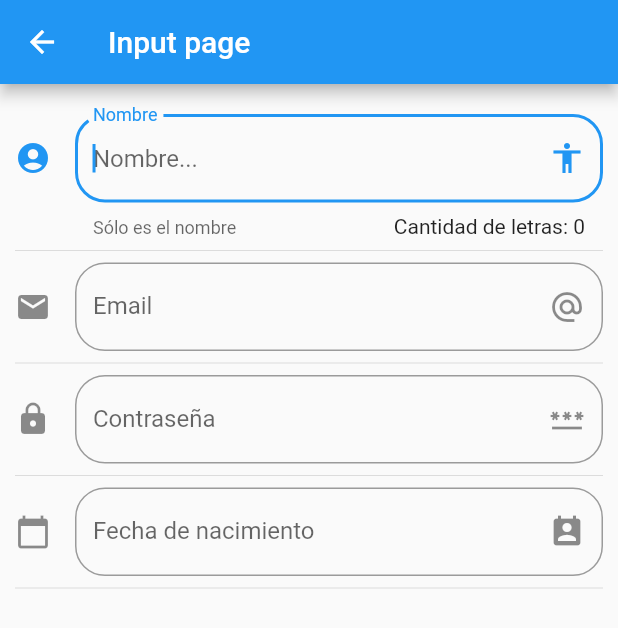
After one commit to feguedi/componentes-flutter, a Flutter app: the InputPage screen opened by its route, on a phone screen of 412 x 824 dp. The commit adds this screen. Shown: the top 628 px of the screen. Run offline on Flutter 3.47's test engine with Material 2 defaults, Android fonts, the phone set to English and light mode, and no system bars; network calls fail.

Commit message:
CircleAvatars - Contenedor animado - Inputs (email, date, password)

```diff
--- a/lib/main.dart
+++ b/lib/main.dart
@@ -1,6 +1,6 @@
-import 'package:componentes/src/routes/routes.dart';
 import 'package:flutter/material.dart';
 
+import 'package:componentes/src/routes/routes.dart';
 // import 'package:componentes/src/pages/home_temp.dart';
 import 'package:componentes/src/pages/alert_page.dart';
 
--- /dev/null
+++ b/lib/src/pages/input_page.dart
@@ -0,0 +1,141 @@
+import 'package:flutter/material.dart';
+
+class InputPage extends StatefulWidget {
+  @override
+  _InputPageState createState() => _InputPageState();
+}
+
+class _InputPageState extends State<InputPage> {
+  String _nombre = '';
+  String _email = '';
+  String _fecha = '';
+
+  TextEditingController _inputFieldDateController = new TextEditingController();
+
+  @override
+  Widget build(BuildContext context) {
+    return Scaffold(
+      appBar: AppBar(
+        title: Text('Input page'),
+      ),
+      body: ListView(
+        padding: EdgeInsets.symmetric(horizontal: 10, vertical: 20),
+        children: [
+          _crearInput(),
+          Divider(),
+          _crearEmail(),
+          Divider(),
+          _crearPassword(),
+          Divider(),
+          _crearFecha(context),
+          Divider(),
+          _crearPersona(),
+        ],
+      ),
+    );
+  }
+
+  Widget _crearInput() {
+    return TextField(
+      autofocus: true,
+      textCapitalization: TextCapitalization.words,
+      decoration: InputDecoration(
+        border: OutlineInputBorder(borderRadius: BorderRadius.circular(20.0)),
+        counter: Text('Cantidad de letras: ${_nombre.length}'),
+        hintText: 'Nombre...',
+        labelText: 'Nombre',
+        helperText: 'Sólo es el nombre',
+        suffixIcon: Icon(Icons.accessibility),
+        icon: Icon(Icons.account_circle),
+      ),
+      onChanged: (valor) {
+        setState(() {
+          _nombre = valor;
+        });
+      },
+    );
+  }
+
+  Widget _crearPersona() {
+    return ListTile(
+      title: Text(_nombre),
+      subtitle: Text(_email),
+    );
+  }
+
+  Widget _crearEmail() {
+    return TextField(
+      keyboardType: TextInputType.emailAddress,
+      decoration: InputDecoration(
+        border: OutlineInputBorder(borderRadius: BorderRadius.circular(20.0)),
+        hintText: 'Email...',
+        labelText: 'Email',
+        suffixIcon: Icon(Icons.alternate_email),
+        icon: Icon(Icons.email),
+      ),
+      onChanged: (valor) {
+        setState(() {
+          _email = valor;
+        });
+      },
+    );
+  }
+
+  Widget _crearPassword() {
+    return TextField(
+      obscureText: true,
+      decoration: InputDecoration(
+        border: OutlineInputBorder(
+          borderRadius: BorderRadius.circular(20.0),
+        ),
+        hintText: 'Contraseña',
+        labelText: 'Contraseña',
+        suffixIcon: Icon(Icons.password),
+        icon: Icon(Icons.lock),
+      ),
+    );
+  }
+
+  Widget _crearFecha(BuildContext context) {
+    return TextField(
+      enableInteractiveSelection: false,
+      controller: _inputFieldDateController,
+      decoration: InputDecoration(
+        border: OutlineInputBorder(
+          borderRadius: BorderRadius.circular(20.0),
+        ),
+        hintText: 'Fecha de nacimiento',
+        labelText: 'Fecha de nacimiento',
+        suffixIcon: Icon(Icons.perm_contact_calendar),
+        icon: Icon(Icons.calendar_today),
+      ),
+      onTap: () {
+        FocusScope.of(context).requestFocus(new FocusNode());
+        _seleccionarFecha(context);
+      },
+    );
+  }
+
+  _seleccionarFecha(BuildContext context) async {
+    DateTime? picked = await showDatePicker(
+      context: context,
+      initialDate: new DateTime.now(),
+      firstDate: new DateTime(2018),
+      lastDate: new DateTime(2025),
+      locale: Locale('es', 'MX'),
+    );
+
+    if (picked != null) {
+      setState(() {
+        _fecha = picked.toString();
+        final _dia = picked.toUtc().day;
+        final _mes = picked.toUtc().month;
+        final _diaString = _dia < 10 ? '0$_dia' : picked.toUtc().day;
+        final _mesString = _mes < 10 ? '0$_mes' : picked.toUtc().month;
+        final _anioString = picked.toUtc().year;
+        final _fechaCorta = '$_anioString-$_mesString-$_diaString';
+        _inputFieldDateController.text = _fechaCorta;
+      });
+    }
+  }
+}
--- a/lib/src/routes/routes.dart
+++ b/lib/src/routes/routes.dart
@@ -4,6 +4,8 @@ import 'package:componentes/src/pages/home_page.dart';
 import 'package:componentes/src/pages/alert_page.dart';
 import 'package:componentes/src/pages/avatar_page.dart';
 import 'package:componentes/src/pages/card_page.dart';
+import 'package:componentes/src/pages/animated_container_page.dart';
+import 'package:componentes/src/pages/input_page.dart';
 
 Map<String, WidgetBuilder> getApplicationRoutes() {
   return <String, WidgetBuilder>{
@@ -11,5 +13,7 @@ Map<String, WidgetBuilder> getApplicationRoutes() {
     'alert': (BuildContext context) => AlertPage(),
     'avatar': (BuildContext context) => AvatarPage(),
     'card': (BuildContext context) => CardPage(),
+    'animatedContainer': (BuildContext context) => AnimatedContainerPage(),
+    'inputs': (BuildContext context) => InputPage(),
   };
 }
--- a/lib/src/utils/icono_string_util.dart
+++ b/lib/src/utils/icono_string_util.dart
@@ -4,6 +4,8 @@ final _icons = <String, IconData>{
   'add_alert': Icons.add_alert,
   'accessibility': Icons.accessibility,
   'folder_open': Icons.folder_open,
+  'donut_large': Icons.donut_large,
+  'input': Icons.input,
 };
 
 Icon getIcon(String nombreIcono) {
--- a/pubspec.yaml
+++ b/pubspec.yaml
@@ -30,6 +30,9 @@ dependencies:
 
 dev_dependencies:
   flutter_test:
+    sdk: flutter
+
+  flutter_localizations:
     sdk: flutter
 
 # For information on the generic Dart part of this file, see the
```
Also changed, not shown: data/menu_opts.json (+10 -0 lines), lib/src/pages/animated_container_page.dart (added, +48 -0 lines), lib/src/pages/avatar_page.dart (+22 -2 lines), pubspec.lock.
